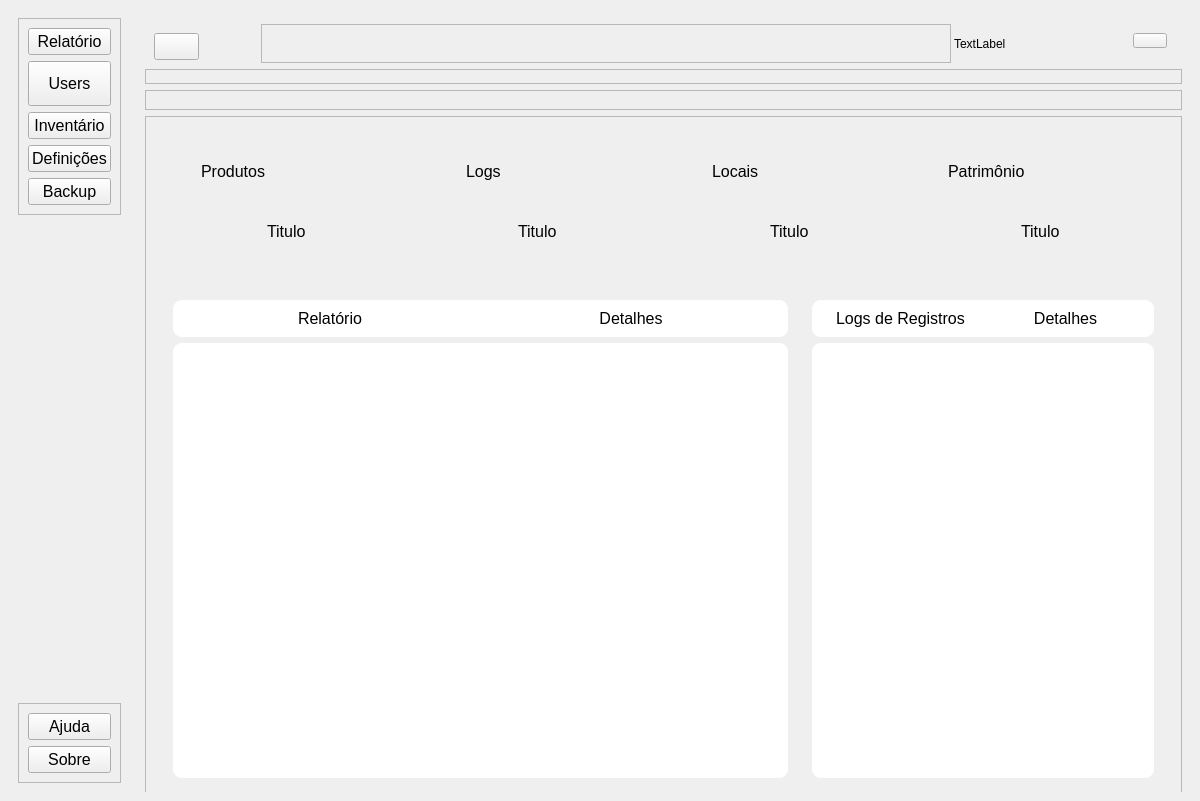
Before: the Qt Designer form PATP/asset_ctrl/templates/interfaces/interface.ui in eduardogm22/controle_patrimonio, drawn with Qt 5.
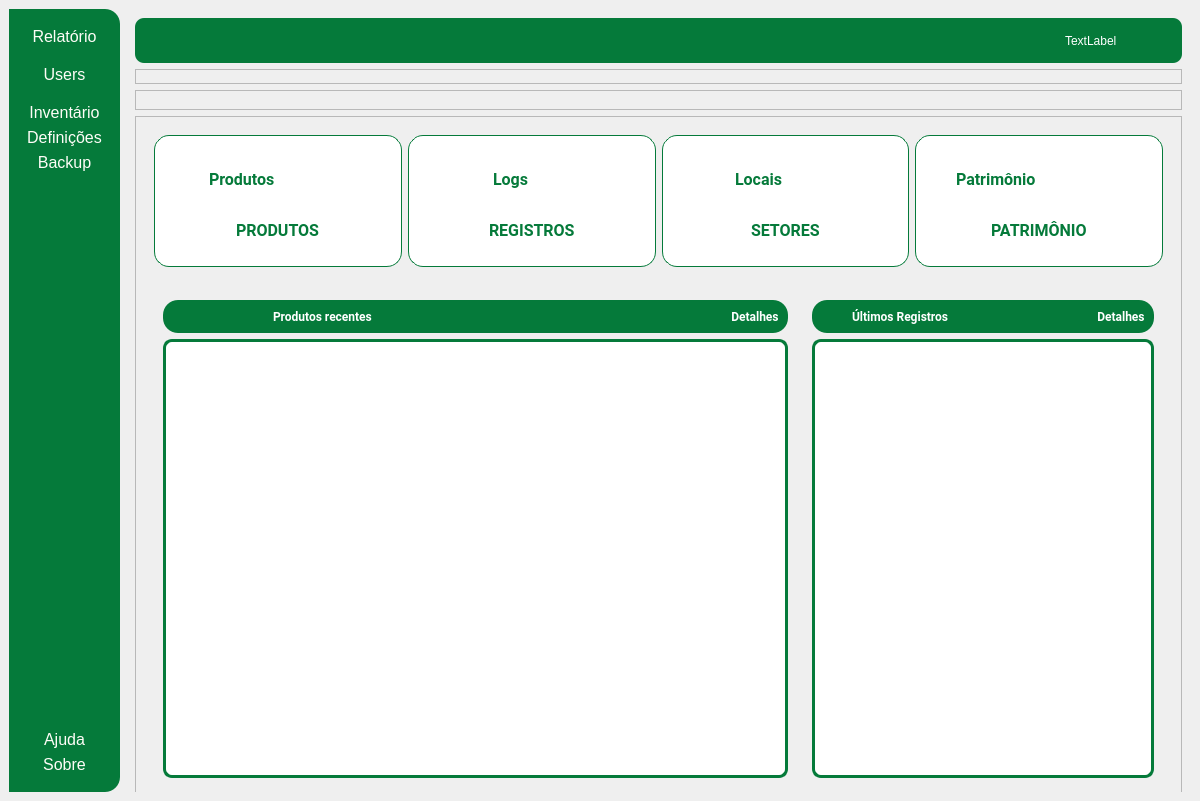
After: the same form once the commit is applied. Icons and pictures are not drawn.

Diff of the .ui file:
```diff
--- a/PATP/asset_ctrl/templates/interfaces/interface.ui
+++ b/PATP/asset_ctrl/templates/interfaces/interface.ui
@@ -122,6 +122,11 @@
         <height>16777215</height>
        </size>
       </property>
+      <property name="styleSheet">
+       <string notr="true">background-color: #057A3A;
+    border-top-right-radius: 15px;  
+    border-bottom-right-radius: 15px;</string>
+      </property>
       <layout class="QVBoxLayout" name="verticalLayout_6">
        <item alignment="Qt::AlignTop">
         <widget class="QFrame" name="menuFrame">
@@ -172,6 +177,19 @@
             <property name="cursor">
              <cursorShape>PointingHandCursor</cursorShape>
             </property>
+            <property name="styleSheet">
+             <string notr="true">QPushButton { color:rgb(254, 253, 247);
+	border-radius:10px;	
+ }
+
+QPushButton:pressed{
+ padding-left: 5px;
+ padding-top:5px;
+ 
+	background-color: rgb(0, 85, 0);
+ 
+}</string>
+            </property>
             <property name="text">
              <string>Relatório</string>
             </property>
@@ -203,6 +221,19 @@
             <property name="cursor">
              <cursorShape>PointingHandCursor</cursorShape>
             </property>
+            <property name="styleSheet">
+             <string notr="true">QPushButton { color:rgb(254, 253, 247);
+	border-radius:10px;	
+ }
+
+QPushButton:pressed{
+ padding-left: 5px;
+ padding-top:5px;
+ 
+	background-color: rgb(0, 85, 0);
+ 
+}</string>
+            </property>
             <property name="text">
              <string>Users</string>
             </property>
@@ -228,6 +259,20 @@
             <property name="cursor">
              <cursorShape>PointingHandCursor</cursorShape>
             </property>
+            <property name="styleSheet">
+             <string notr="true">QPushButton { color:rgb(254, 253, 247);
+	border-radius:10px;	
+ }
+
+
+QPushButton:pressed{
+ padding-left: 5px;
+ padding-top:5px;
+ 
+	background-color: rgb(0, 85, 0);
+ 
+}</string>
+            </property>
             <property name="text">
              <string>Inventário</string>
             </property>
@@ -253,6 +298,20 @@
             <property name="cursor">
              <cursorShape>PointingHandCursor</cursorShape>
             </property>
+            <property name="styleSheet">
+             <string notr="true">QPushButton { color:rgb(254, 253, 247);
+	border-radius:10px;	
+ }
+
+
+QPushButton:pressed{
+ padding-left: 5px;
+ padding-top:5px;
+ 
+	background-color: rgb(0, 85, 0);
+ 
+}</string>
+            </property>
             <property name="text">
              <string>Definições</string>
             </property>
@@ -281,6 +340,20 @@
             <property name="mouseTracking">
              <bool>false</bool>
             </property>
+            <property name="styleSheet">
+             <string notr="true">QPushButton { color:rgb(254, 253, 247);
+	border-radius:10px;	
+ }
+
+
+QPushButton:pressed{
+ padding-left: 5px;
+ padding-top:5px;
+ 
+	background-color: rgb(0, 85, 0);
+ 
+}</string>
+            </property>
             <property name="text">
              <string>Backup</string>
             </property>
@@ -312,6 +385,19 @@
             <property name="cursor">
              <cursorShape>PointingHandCursor</cursorShape>
             </property>
+            <property name="styleSheet">
+             <string notr="true">QPushButton { color:rgb(254, 253, 247);
+	border-radius:10px;	
+ }
+
+QPushButton:pressed{
+ padding-left: 5px;
+ padding-top:5px;
+ 
+	background-color: rgb(0, 85, 0);
+ 
+}</string>
+            </property>
             <property name="text">
              <string>Ajuda</string>
             </property>
@@ -331,6 +417,20 @@
             <property name="cursor">
              <cursorShape>PointingHandCursor</cursorShape>
             </property>
+            <property name="styleSheet">
+             <string notr="true">QPushButton { color:rgb(254, 253, 247);
+	border-radius:10px;	
+ }
+
+
+QPushButton:pressed{
+ padding-left: 5px;
+ padding-top:5px;
+ 
+	background-color: rgb(0, 85, 0);
+ 
+}</string>
+            </property>
             <property name="text">
              <string>Sobre</string>
             </property>
@@ -364,7 +464,9 @@
           </size>
          </property>
          <property name="styleSheet">
-          <string notr="true">margin-top:6px;</string>
+          <string notr="true">background-color:#057a3a;
+border-radius: 9px;
+color:white;</string>
          </property>
          <layout class="QHBoxLayout" name="horizontalLayout_2">
           <property name="spacing">
@@ -382,10 +484,14 @@
           <property name="bottomMargin">
            <number>0</number>
           </property>
-          <item alignment="Qt::AlignLeft">
+          <item alignment="Qt::AlignHCenter">
            <widget class="QWidget" name="btnHome" native="true">
+            <property name="styleSheet">
+             <string notr="true">border-bottom: none
+</string>
+            </property>
             <layout class="QHBoxLayout" name="horizontalLayout_11">
-             <item alignment="Qt::AlignRight">
+             <item alignment="Qt::AlignHCenter">
               <widget class="QPushButton" name="homeBtn">
                <property name="minimumSize">
                 <size>
@@ -407,6 +513,10 @@
                <property name="cursor">
                 <cursorShape>PointingHandCursor</cursorShape>
                </property>
+               <property name="styleSheet">
+                <string notr="true">border-bottom: none
+</string>
+               </property>
                <property name="text">
                 <string/>
                </property>
@@ -433,6 +543,10 @@
               <height>0</height>
              </size>
             </property>
+            <property name="styleSheet">
+             <string notr="true">border-bottom: none
+</string>
+            </property>
             <property name="frameShape">
              <enum>QFrame::StyledPanel</enum>
             </property>
@@ -441,17 +555,12 @@
             </property>
            </widget>
           </item>
-          <item>
-           <widget class="QLabel" name="labelUser">
-            <property name="text">
-             <string>TextLabel</string>
-            </property>
-           </widget>
-          </item>
           <item alignment="Qt::AlignRight">
            <widget class="QWidget" name="btnAccount" native="true">
             <property name="styleSheet">
-             <string notr="true">margin:15px;</string>
+             <string notr="true">margin-right:15px;
+border-bottom: none
+</string>
             </property>
             <layout class="QHBoxLayout" name="horizontalLayout_6">
              <property name="spacing">
@@ -469,6 +578,17 @@
              <property name="bottomMargin">
               <number>0</number>
              </property>
+             <item>
+              <widget class="QLabel" name="labelUser">
+               <property name="styleSheet">
+                <string notr="true">border-bottom: none
+</string>
+               </property>
+               <property name="text">
+                <string>TextLabel</string>
+               </property>
+              </widget>
+             </item>
              <item>
               <widget class="QPushButton" name="accountBtn">
                <property name="maximumSize">
@@ -480,6 +600,10 @@
                <property name="cursor">
                 <cursorShape>PointingHandCursor</cursorShape>
                </property>
+               <property name="styleSheet">
+                <string notr="true">border: none;
+</string>
+               </property>
                <property name="text">
                 <string/>
                </property>
@@ -564,6 +688,12 @@
             <layout class="QHBoxLayout" name="horizontalLayout_7">
              <item>
               <widget class="QFrame" name="card1">
+               <property name="styleSheet">
+                <string notr="true">background-color:white;	
+border:1px solid #057A3A;
+
+</string>
+               </property>
                <property name="frameShape">
                 <enum>QFrame::StyledPanel</enum>
                </property>
@@ -573,6 +703,9 @@
                <layout class="QVBoxLayout" name="verticalLayout_2">
                 <item>
                  <widget class="QFrame" name="frame">
+                  <property name="styleSheet">
+                   <string notr="true">border: 0px</string>
+                  </property>
                   <property name="frameShape">
                    <enum>QFrame::StyledPanel</enum>
                   </property>
@@ -580,13 +713,19 @@
                    <enum>QFrame::Raised</enum>
                   </property>
                   <layout class="QHBoxLayout" name="horizontalLayout_12">
-                   <item alignment="Qt::AlignHCenter">
+                   <item alignment="Qt::AlignRight|Qt::AlignBottom">
                     <widget class="QLabel" name="textProd">
                      <property name="font">
                       <font>
+                       <family>Roboto</family>
                        <pointsize>12</pointsize>
+                       <weight>75</weight>
+                       <bold>true</bold>
                       </font>
                      </property>
+                     <property name="styleSheet">
+                      <string notr="true">color:#057a3a;</string>
+                     </property>
                      <property name="text">
                       <string>Produtos</string>
                      </property>
@@ -597,6 +736,9 @@
                      <property name="cursor">
                       <cursorShape>PointingHandCursor</cursorShape>
                      </property>
+                     <property name="styleSheet">
+                      <string notr="true">color:#057a3a;</string>
+                     </property>
                      <property name="text">
                       <string/>
                      </property>
@@ -619,11 +761,18 @@
                  <widget class="QLabel" name="label_7">
                   <property name="font">
                    <font>
+                    <family>Roboto</family>
                     <pointsize>12</pointsize>
+                    <weight>75</weight>
+                    <bold>true</bold>
                    </font>
                   </property>
+                  <property name="styleSheet">
+                   <string notr="true">border: 0px;
+color:#057a3a;</string>
+                  </property>
                   <property name="text">
-                   <string>Titulo</string>
+                   <string>PRODUTOS</string>
                   </property>
                  </widget>
                 </item>
@@ -632,6 +781,12 @@
              </item>
              <item>
               <widget class="QFrame" name="card2">
+               <property name="styleSheet">
+                <string notr="true">background-color:white;	
+border:1px solid #057A3A;
+
+</string>
+               </property>
                <property name="frameShape">
                 <enum>QFrame::StyledPanel</enum>
                </property>
@@ -641,6 +796,9 @@
                <layout class="QVBoxLayout" name="verticalLayout_3">
                 <item>
                  <widget class="QFrame" name="frame_2">
+                  <property name="styleSheet">
+                   <string notr="true">border: 0px</string>
+                  </property>
                   <property name="frameShape">
                    <enum>QFrame::StyledPanel</enum>
                   </property>
@@ -648,13 +806,19 @@
                    <enum>QFrame::Raised</enum>
                   </property>
                   <layout class="QHBoxLayout" name="horizontalLayout_13">
-                   <item alignment="Qt::AlignHCenter">
+                   <item alignment="Qt::AlignRight|Qt::AlignBottom">
                     <widget class="QLabel" name="textLogs">
                      <property name="font">
                       <font>
+                       <family>Roboto</family>
                        <pointsize>12</pointsize>
+                       <weight>75</weight>
+                       <bold>true</bold>
                       </font>
                      </property>
+                     <property name="styleSheet">
+                      <string notr="true">color:#057a3a;</string>
+                     </property>
                      <property name="text">
                       <string>Logs</string>
                      </property>
@@ -687,11 +851,18 @@
                  <widget class="QLabel" name="label_11">
                   <property name="font">
                    <font>
+                    <family>Roboto</family>
                     <pointsize>12</pointsize>
+                    <weight>75</weight>
+                    <bold>true</bold>
                    </font>
                   </property>
+                  <property name="styleSheet">
+                   <string notr="true">border: 0px;
+color:#057a3a;</string>
+                  </property>
                   <property name="text">
-                   <string>Titulo</string>
+                   <string>REGISTROS</string>
                   </property>
                  </widget>
                 </item>
@@ -700,6 +871,12 @@
              </item>
              <item>
               <widget class="QFrame" name="card3">
+               <property name="styleSheet">
+                <string notr="true">background-color:white;	
+border:1px solid #057A3A;
+
+</string>
+               </property>
                <property name="frameShape">
                 <enum>QFrame::StyledPanel</enum>
                </property>
@@ -709,6 +886,9 @@
                <layout class="QVBoxLayout" name="verticalLayout_4">
                 <item>
                  <widget class="QFrame" name="frame_3">
+                  <property name="styleSheet">
+                   <string notr="true">border: 0px</string>
+                  </property>
                   <property name="frameShape">
                    <enum>QFrame::StyledPanel</enum>
                   </property>
@@ -716,13 +896,19 @@
                    <enum>QFrame::Raised</enum>
                   </property>
                   <layout class="QHBoxLayout" name="horizontalLayout_14">
-                   <item alignment="Qt::AlignHCenter">
+                   <item alignment="Qt::AlignRight|Qt::AlignBottom">
                     <widget class="QLabel" name="textLocal">
                      <property name="font">
                       <font>
+                       <family>Roboto</family>
                        <pointsize>12</pointsize>
+                       <weight>75</weight>
+                       <bold>true</bold>
                       </font>
                      </property>
+                     <property name="styleSheet">
+                      <string notr="true">color:#057a3a;</string>
+                     </property>
                      <property name="text">
                       <string>Locais</string>
                      </property>
@@ -755,11 +941,18 @@
                  <widget class="QLabel" name="label_4">
                   <property name="font">
                    <font>
+                    <family>Roboto</family>
                     <pointsize>12</pointsize>
+                    <weight>75</weight>
+                    <bold>true</bold>
                    </font>
                   </property>
+                  <property name="styleSheet">
+                   <string notr="true">border: 0px;
+color:#057a3a;</string>
+                  </property>
                   <property name="text">
-                   <string>Titulo</string>
+                   <string>SETORES</string>
                   </property>
                  </widget>
                 </item>
@@ -768,6 +961,12 @@
              </item>
              <item>
               <widget class="QFrame" name="card4">
+               <property name="styleSheet">
+                <string notr="true">background-color:white;	
+border:1px solid #057A3A;
+
+</string>
+               </property>
                <property name="frameShape">
                 <enum>QFrame::StyledPanel</enum>
                </property>
@@ -777,17 +976,26 @@
                <layout class="QVBoxLayout" name="verticalLayout_5">
                 <item>
                  <widget class="QFrame" name="frame_4">
+                  <property name="styleSheet">
+                   <string notr="true">border: 0px</string>
+                  </property>
                   <property name="frameShadow">
                    <enum>QFrame::Raised</enum>
                   </property>
                   <layout class="QHBoxLayout" name="horizontalLayout_15">
-                   <item alignment="Qt::AlignHCenter">
+                   <item alignment="Qt::AlignRight|Qt::AlignBottom">
                     <widget class="QLabel" name="textVp">
                      <property name="font">
                       <font>
+                       <family>Roboto</family>
                        <pointsize>12</pointsize>
+                       <weight>75</weight>
+                       <bold>true</bold>
                       </font>
                      </property>
+                     <property name="styleSheet">
+                      <string notr="true">color:#057a3a;</string>
+                     </property>
                      <property name="text">
                       <string>Patrimônio</string>
                      </property>
@@ -820,11 +1028,18 @@
                  <widget class="QLabel" name="label_5">
                   <property name="font">
                    <font>
+                    <family>Roboto</family>
                     <pointsize>12</pointsize>
+                    <weight>75</weight>
+                    <bold>true</bold>
                    </font>
                   </property>
+                  <property name="styleSheet">
+                   <string notr="true">border: 0px;
+color:#057a3a;</string>
+                  </property>
                   <property name="text">
-                   <string>Titulo</string>
+                   <string>PATRIMÔNIO</string>
                   </property>
                  </widget>
                 </item>
@@ -885,7 +1100,9 @@
                 <item>
                  <widget class="QFrame" name="frame_5">
                   <property name="styleSheet">
-                   <string notr="true">background-color:white;</string>
+                   <string notr="true">background-color:#057a3a;
+border-radius: 15px;
+color:white;</string>
                   </property>
                   <property name="frameShape">
                    <enum>QFrame::StyledPanel</enum>
@@ -898,24 +1115,38 @@
                     <widget class="QLabel" name="label">
                      <property name="font">
                       <font>
-                       <pointsize>12</pointsize>
+                       <family>Roboto</family>
+                       <pointsize>9</pointsize>
+                       <weight>75</weight>
+                       <bold>true</bold>
                       </font>
                      </property>
+                     <property name="styleSheet">
+                      <string notr="true">border-bottom: none;
+color: rgb(255, 255, 255);</string>
+                     </property>
                      <property name="text">
-                      <string>Relatório</string>
+                      <string>Produtos recentes</string>
                      </property>
                     </widget>
                    </item>
-                   <item alignment="Qt::AlignHCenter">
+                   <item alignment="Qt::AlignRight|Qt::AlignVCenter">
                     <widget class="QPushButton" name="btnRegDetails">
                      <property name="font">
                       <font>
-                       <pointsize>12</pointsize>
+                       <family>Roboto</family>
+                       <pointsize>9</pointsize>
+                       <weight>75</weight>
+                       <bold>true</bold>
                       </font>
                      </property>
                      <property name="cursor">
                       <cursorShape>ForbiddenCursor</cursorShape>
                      </property>
+                     <property name="styleSheet">
+                      <string notr="true">border-bottom: none;
+color: rgb(255, 255, 255);</string>
+                     </property>
                      <property name="text">
                       <string>Detalhes</string>
                      </property>
@@ -931,7 +1162,10 @@
                 <item>
                  <widget class="QTableView" name="tableView">
                   <property name="styleSheet">
-                   <string notr="true">background-color:white;</string>
+                   <string notr="true">background-color:white;	
+border:3px solid #057A3A;
+
+</string>
                   </property>
                   <property name="horizontalScrollBarPolicy">
                    <enum>Qt::ScrollBarAlwaysOff</enum>
@@ -989,7 +1223,9 @@
                 <item>
                  <widget class="QFrame" name="frame_8">
                   <property name="styleSheet">
-                   <string notr="true">background-color:white;</string>
+                   <string notr="true">background-color:#057a3a;
+border-radius: 15px;
+color:white;</string>
                   </property>
                   <property name="frameShape">
                    <enum>QFrame::StyledPanel</enum>
@@ -1002,24 +1238,38 @@
                     <widget class="QLabel" name="label_3">
                      <property name="font">
                       <font>
-                       <pointsize>12</pointsize>
+                       <family>Roboto</family>
+                       <pointsize>9</pointsize>
+                       <weight>75</weight>
+                       <bold>true</bold>
                       </font>
                      </property>
+                     <property name="styleSheet">
+                      <string notr="true">border-bottom: none;
+color: rgb(255, 255, 255);</string>
+                     </property>
                      <property name="text">
-                      <string>Logs de Registros</string>
+                      <string>Últimos Registros</string>
                      </property>
                     </widget>
                    </item>
-                   <item>
+                   <item alignment="Qt::AlignRight">
                     <widget class="QPushButton" name="btnLogDetails">
                      <property name="font">
                       <font>
-                       <pointsize>12</pointsize>
+                       <family>Roboto</family>
+                       <pointsize>9</pointsize>
+                       <weight>75</weight>
+                       <bold>true</bold>
                       </font>
                      </property>
                      <property name="cursor">
                       <cursorShape>ForbiddenCursor</cursorShape>
                      </property>
+                     <property name="styleSheet">
+                      <string notr="true">border-bottom: none;
+color: rgb(255, 255, 255);</string>
+                     </property>
                      <property name="text">
                       <string>Detalhes</string>
                      </property>
@@ -1038,7 +1288,10 @@
                    <bool>true</bool>
                   </property>
                   <property name="styleSheet">
-                   <string notr="true">background-color:white;</string>
+                   <string notr="true">background-color:white;	
+border:3px solid #057A3A;
+
+</string>
                   </property>
                   <property name="horizontalScrollBarPolicy">
                    <enum>Qt::ScrollBarAlwaysOff</enum>
```
Left out of the diff: 32 changed lines with no effect on the pictures.
